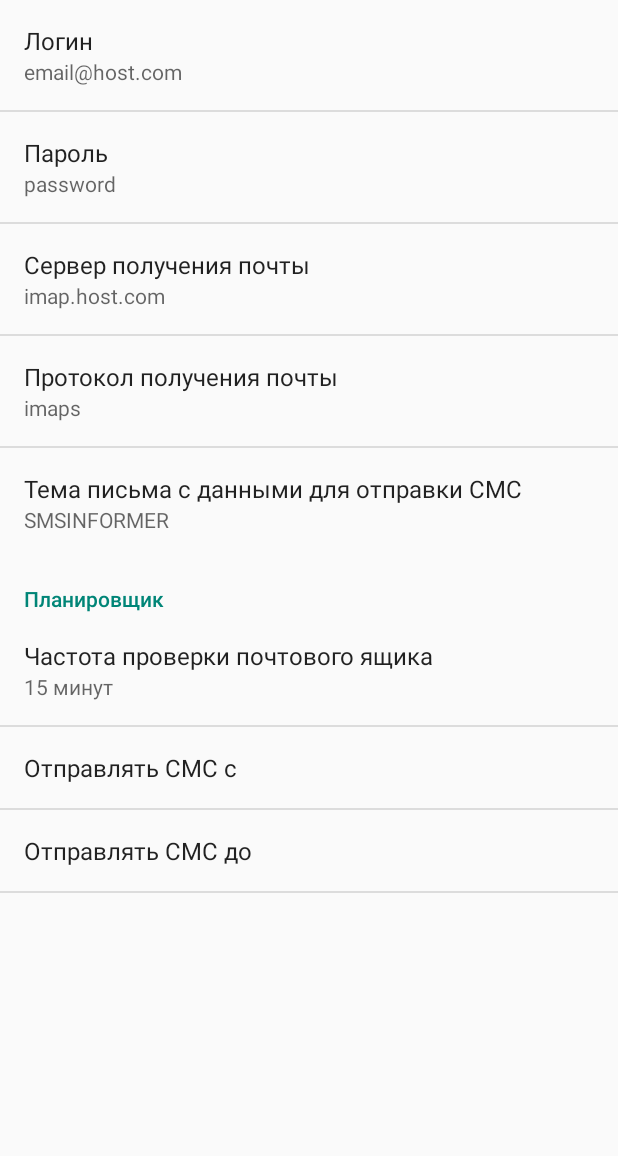
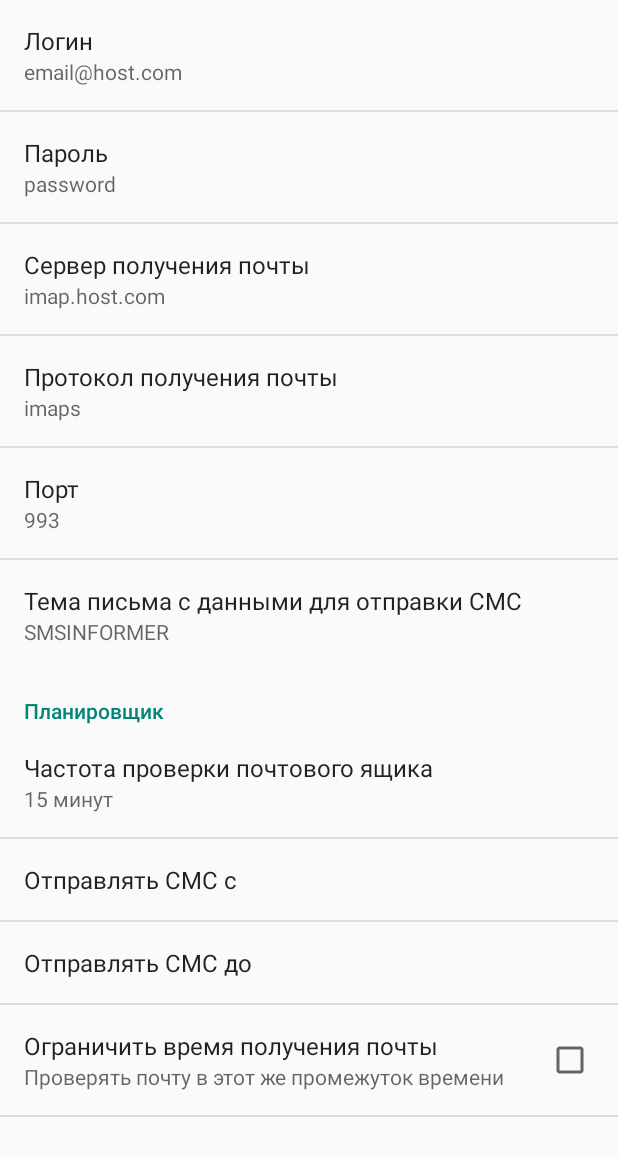
Before and after one commit to dieselrus/SMSInformer, an Android app: the SettingsActivity screen opened directly, with no data from a screen before it, on a phone screen of 412 x 824 dp. Shown: the top 1156 px of the screen. Run offline under Robolectric (Android 15) with nearby library versions, the light colour scheme and no system bars.

Commit message:
mail reading time

```diff
--- a/app/src/main/java/ru/dsoft38/smsinformer/SMSSend.java
+++ b/app/src/main/java/ru/dsoft38/smsinformer/SMSSend.java
@@ -40,12 +40,14 @@ public class SMSSend {
                 currentID = c.getString(0);
                 arrayNum = c.getString(1).split(";");
                 smsText = c.getString(3);
+
+                sendingSMS();
             }
         }
 
         db.close();
         // Запускаем отправку
-        sendingSMS();
+        //sendingSMS();
 
     }
 
--- a/app/src/main/java/ru/dsoft38/smsinformer/SettingsActivity.java
+++ b/app/src/main/java/ru/dsoft38/smsinformer/SettingsActivity.java
@@ -84,11 +84,13 @@ public class SettingsActivity extends PreferenceActivity {
         bindPreferenceSummaryToValue(findPreference("mail_password"));
         bindPreferenceSummaryToValue(findPreference("mail_host"));
         bindPreferenceSummaryToValue(findPreference("mail_store_protocol"));
+        bindPreferenceSummaryToValue(findPreference("mail_port"));
         bindPreferenceSummaryToValue(findPreference("mail_subject"));
         //bindPreferenceSummaryToValue(findPreference("notifications_new_message_ringtone"));
         bindPreferenceSummaryToValue(findPreference("sync_frequency"));
         bindPreferenceSummaryToValue(findPreference("time_sms_send_first"));
         bindPreferenceSummaryToValue(findPreference("time_sms_send_last"));
+
     }
 
     /**
--- a/app/src/main/res/values/strings_activity_settings.xml
+++ b/app/src/main/res/values/strings_activity_settings.xml
@@ -12,6 +12,9 @@
 
     <string name="pref_title_mail_host">Сервер получения почты</string>
     <string name="pref_default_mail_host">imap.host.com</string>
+
+    <string name="pref_title_mail_port">Порт</string>
+    <string name="pref_default_mail_port">993</string>
 
     <string name="pref_title_mail_store_protocol">Протокол получения почты</string>
     <string-array name="pref_mail_store_protocol_list_titles">
@@ -53,5 +56,7 @@
     <string name="pref_default_time_sms_send_first">09:00</string>
     <string name="pref_title_time_sms_send_last">Отправлять СМС до</string>
     <string name="pref_default_time_sms_send_last">20:00</string>
+    <string name="pref_title_enable_read_mail_time">Ограничить время получения почты</string>
+    <string name="pref_summary_enable_read_mail_time">Проверять почту в этот же промежуток времени</string>
 
 </resources>
--- a/app/src/main/res/xml/pref_data_sync.xml
+++ b/app/src/main/res/xml/pref_data_sync.xml
@@ -22,4 +22,10 @@
         android:title="@string/pref_title_time_sms_send_last"
         android:defaultValue="@string/pref_default_time_sms_send_last" />
 
+    <CheckBoxPreference
+        android:key="enable_reader_time"
+        android:title="@string/pref_title_enable_read_mail_time"
+        android:summary="@string/pref_summary_enable_read_mail_time">
+    </CheckBoxPreference>
+
 </PreferenceScreen>
--- a/app/src/main/res/xml/pref_general.xml
+++ b/app/src/main/res/xml/pref_general.xml
@@ -40,6 +40,16 @@
         android:positiveButtonText="@null" />
 
     <EditTextPreference
+        android:key="mail_port"
+        android:title="@string/pref_title_mail_port"
+        android:defaultValue="@string/pref_default_mail_port"
+        android:selectAllOnFocus="true"
+        android:inputType="number"
+        android:capitalize="words"
+        android:singleLine="true"
+        android:maxLines="1" />
+
+    <EditTextPreference
         android:key="mail_subject"
         android:title="@string/pref_title_mail_subject"
         android:defaultValue="@string/pref_default_mail_subject"
```
Also changed, not shown: app/src/main/java/ru/dsoft38/smsinformer/InformerService.java (+26 -13 lines), app/src/main/java/ru/dsoft38/smsinformer/MailReader.java (+15 -9 lines), app/src/main/java/ru/dsoft38/smsinformer/Pref.java (+10 -13 lines).
